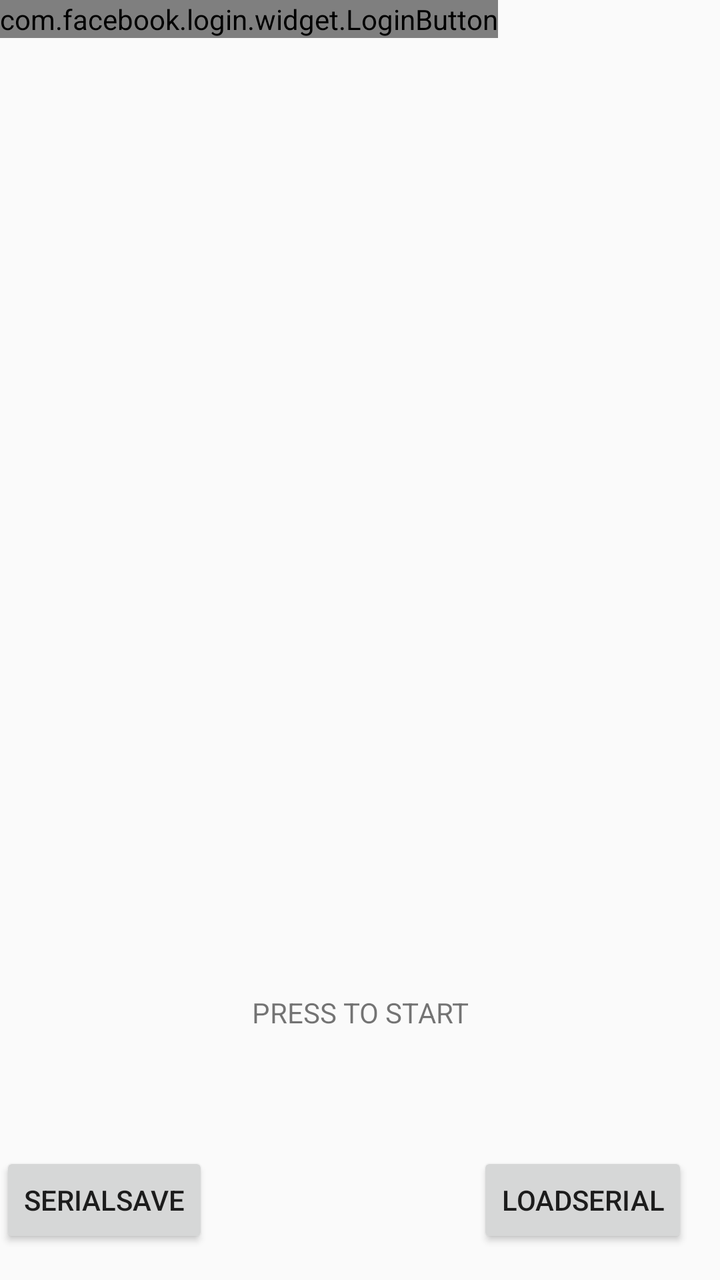
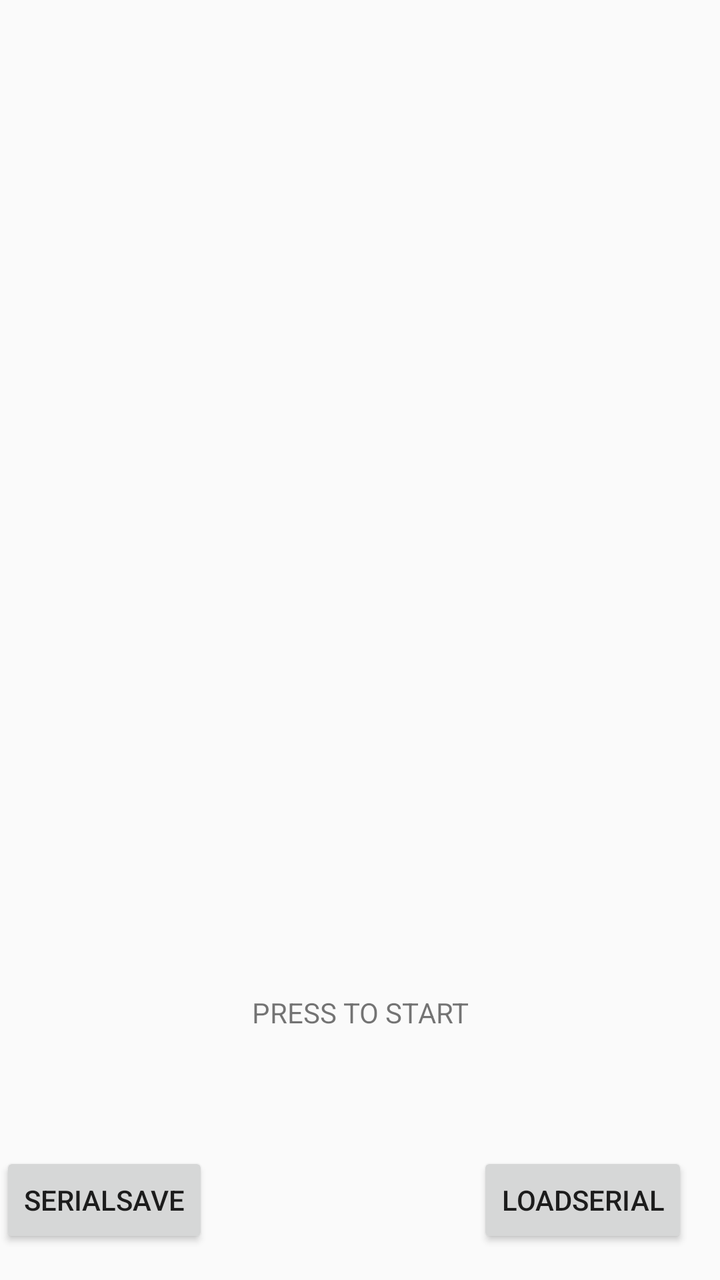

The first picture is an Android layout as it rendered before a commit; the second is the same layout after the commit. The layout source and the unified diff follow.
<!-- AndroidManifest.xml: application theme Theme.AppCompat.Light.NoActionBar -->
<!-- res/layout/activity_start_up.xml -->
<?xml version="1.0" encoding="utf-8"?>
<android.support.constraint.ConstraintLayout xmlns:android="http://schemas.android.com/apk/res/android"
    xmlns:app="http://schemas.android.com/apk/res-auto"
    xmlns:tools="http://schemas.android.com/tools"
    android:layout_width="match_parent"
    android:layout_height="match_parent"
    tools:context="crorg.node_konnector.StartUpScreen">

    <TextView
        android:id="@+id/startUpTxt"
        android:layout_width="wrap_content"
        android:layout_height="wrap_content"
        android:text="@string/touchStart"
        app:layout_constraintBottom_toBottomOf="parent"
        app:layout_constraintLeft_toLeftOf="parent"
        app:layout_constraintRight_toRightOf="parent"
        app:layout_constraintTop_toTopOf="parent"
        app:layout_constraintHorizontal_bias="0.501"
        app:layout_constraintVertical_bias="0.8" />

    <Button
        android:id="@+id/serialSave"
        android:layout_width="wrap_content"
        android:layout_height="wrap_content"
        android:layout_marginBottom="16dp"
        android:layout_marginLeft="16dp"
        android:layout_marginRight="272dp"
        android:onClick="saveSerialTest"
        android:text="SerialSave"
        app:layout_constraintBottom_toBottomOf="parent"
        app:layout_constraintLeft_toLeftOf="parent"
        app:layout_constraintRight_toRightOf="parent" />

    <Button
        android:id="@+id/serialLoad"
        android:layout_width="wrap_content"
        android:layout_height="wrap_content"
        android:layout_marginBottom="16dp"
        android:layout_marginRight="16dp"
        android:onClick="loadSerialTest"
        android:text="LoadSerial"
        app:layout_constraintBottom_toBottomOf="parent"
        app:layout_constraintRight_toRightOf="parent" />

    <com.facebook.login.widget.LoginButton
        android:id="@+id/login_button"
        android:layout_width="wrap_content"
        android:layout_height="wrap_content"
        android:layout_gravity="center_horizontal"
        android:layout_marginTop="30dp"
        android:layout_marginBottom="30dp" />

</android.support.constraint.ConstraintLayout>
<!-- resources referenced by this layout -->
<resources>
  <string name="touchStart">PRESS TO START</string>
</resources>

<!-- the commit's change to res/layout/activity_start_up.xml (unified diff, before → after) -->
@@ -42,12 +42,6 @@
         app:layout_constraintBottom_toBottomOf="parent"
         app:layout_constraintRight_toRightOf="parent" />
 
-    <com.facebook.login.widget.LoginButton
-        android:id="@+id/login_button"
-        android:layout_width="wrap_content"
-        android:layout_height="wrap_content"
-        android:layout_gravity="center_horizontal"
-        android:layout_marginTop="30dp"
-        android:layout_marginBottom="30dp" />
+
 
 </android.support.constraint.ConstraintLayout>
